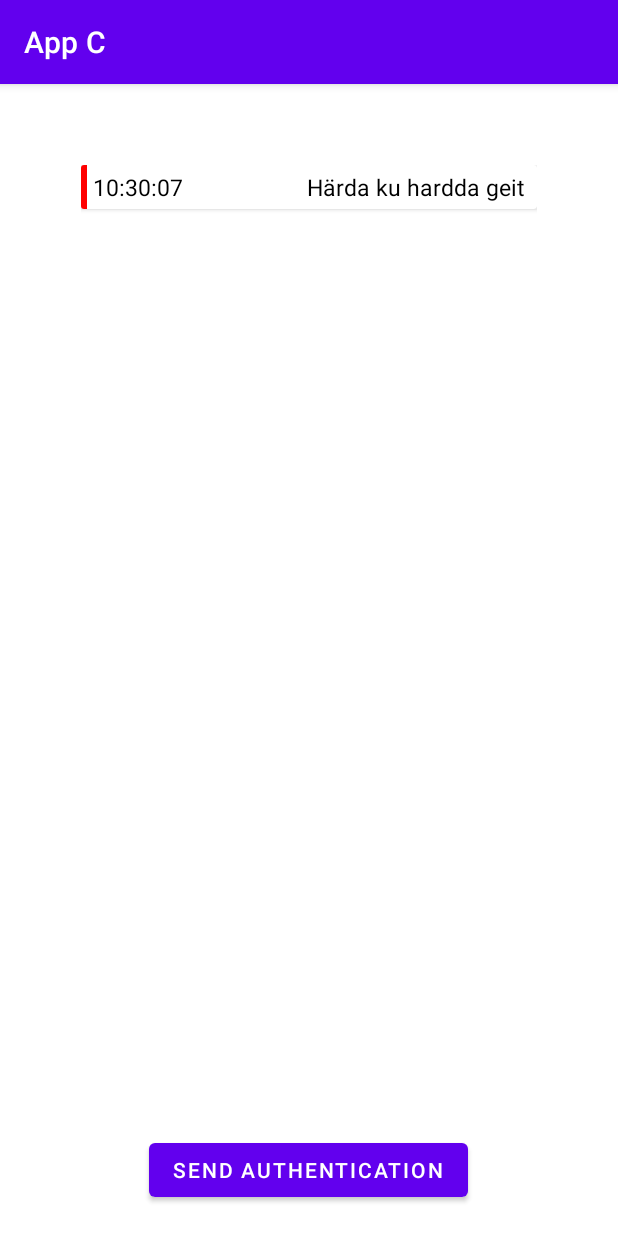
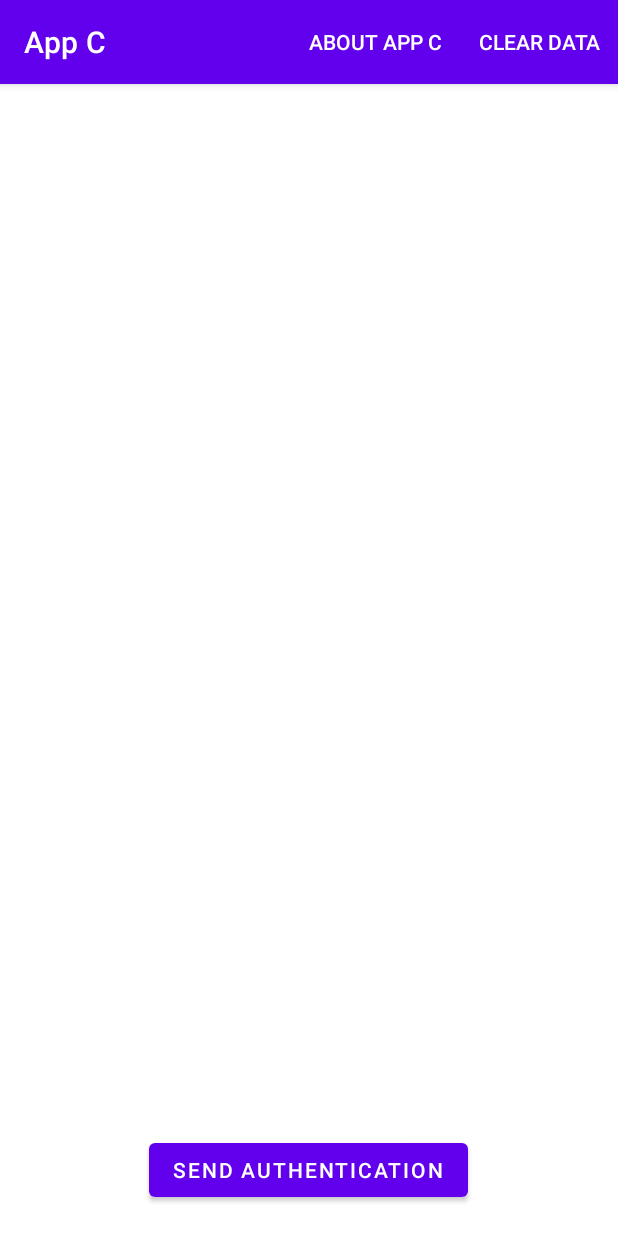
Before and after one commit to fleshcoat/dt002g_Intent_Hijacking_Group10, an Android app: the screen it shows after launch (MainActivity), after a tap on "SEND AUTHENTICATION", on a phone screen of 412 x 824 dp. Run offline under Robolectric (Android 15) with nearby library versions, the phone set to English and light mode, and no system bars.

```diff
--- a/AppC/app/build.gradle
+++ b/AppC/app/build.gradle
@@ -36,4 +36,7 @@ dependencies {
     testImplementation 'junit:junit:4.+'
     androidTestImplementation 'androidx.test.ext:junit:1.1.2'
     androidTestImplementation 'androidx.test.espresso:espresso-core:3.3.0'
+    implementation "androidx.recyclerview:recyclerview:1.1.0"
+    implementation "androidx.cardview:cardview:1.0.0"
+    implementation 'com.google.code.gson:gson:2.8.5'
 }
--- a/AppC/app/src/main/AndroidManifest.xml
+++ b/AppC/app/src/main/AndroidManifest.xml
@@ -15,6 +15,11 @@
 
                 <category android:name="android.intent.category.LAUNCHER" />
             </intent-filter>
+            <intent-filter>
+                <action android:name="se.miun.dt002g.group10.VICTIM_INTENT"/>
+                <category android:name="android.intent.category.DEFAULT"/>
+                <data android:mimeType="text/plain"/>
+            </intent-filter>
         </activity>
     </application>
 
--- a/AppC/app/src/main/java/se/miun/dt002g/group10/appc/MainActivity.java
+++ b/AppC/app/src/main/java/se/miun/dt002g/group10/appc/MainActivity.java
@@ -1,13 +1,24 @@
 package se.miun.dt002g.group10.appc;
 
+import androidx.annotation.NonNull;
+import androidx.appcompat.app.AlertDialog;
 import androidx.appcompat.app.AppCompatActivity;
 import androidx.recyclerview.widget.LinearLayoutManager;
 import androidx.recyclerview.widget.RecyclerView;
 
+import android.content.DialogInterface;
+import android.content.Intent;
+import android.content.SharedPreferences;
 import android.os.Bundle;
+import android.view.Menu;
+import android.view.MenuItem;
 import android.view.View;
 import android.widget.Button;
 
+import com.google.gson.Gson;
+import com.google.gson.reflect.TypeToken;
+
+import java.lang.reflect.Type;
 import java.text.SimpleDateFormat;
 import java.util.ArrayList;
 import java.util.Date;
@@ -15,17 +26,25 @@ import java.util.Locale;
 
 public class MainActivity extends AppCompatActivity {
 
+  private static final String SHARED_PREF_APP_C = "sharedPrefAppC";
+  private static final String LOG_LIST_KEY_APP_C = "logListKeyAppC";
+
   private RecyclerView.Adapter mAdapter;
   private ArrayList<LogItem> logItemList;
+  private String intentMsg = null;
+  private SimpleDateFormat sdf;
 
   @Override
   protected void onCreate(Bundle savedInstanceState) {
     super.onCreate(savedInstanceState);
     setContentView(R.layout.activity_main);
 
+    loadLogListItem();
+
+    // Set time format
+    sdf = new SimpleDateFormat("HH:mm:ss", Locale.getDefault());
+
     addListenerButton();
-
-    logItemList = new ArrayList<>();
 
     RecyclerView mRecyclerView = findViewById(R.id.log_recycler_view);
     mRecyclerView.setHasFixedSize(true);
@@ -36,6 +55,55 @@ public class MainActivity extends AppCompatActivity {
     mRecyclerView.setAdapter(mAdapter);
   }
 
+  @Override
+  protected void onResume() {
+    super.onResume();
+
+    // Get the current system time
+    String currentTime = sdf.format(new Date());
+
+    try {
+      intentMsg = this.getIntent().getExtras().getString(Intent.EXTRA_TEXT);
+      logItemList.add(new LogItem(currentTime, getResources().getString(R.string.received) + intentMsg));
+    } catch (NullPointerException e) {
+      // No intent received or unable to retrieve content
+    }
+  }
+
+  @Override
+  protected void onPause() {
+    super.onPause();
+    saveLogListItem();
+  }
+
+  private void saveLogListItem() {
+    SharedPreferences sharedPreferences = getSharedPreferences(SHARED_PREF_APP_C, MODE_PRIVATE);
+    SharedPreferences.Editor editor = sharedPreferences.edit();
+    Gson gson = new Gson();
+
+    // Store logListItem in json format
+    String json = gson.toJson(logItemList);
+
+    // Add json to shared preferences
+    editor.putString(LOG_LIST_KEY_APP_C, json);
+
+    editor.apply();
+  }
+
+  private void loadLogListItem() {
+    SharedPreferences sharedPreferences = getSharedPreferences(SHARED_PREF_APP_C, MODE_PRIVATE);
+    Gson gson = new Gson();
+    String json = sharedPreferences.getString(LOG_LIST_KEY_APP_C, null);
+
+    // Specify that Gson should convert json to ArrayList of LogItems
+    Type type = new TypeToken<ArrayList<LogItem>>() {}.getType();
+    logItemList = gson.fromJson(json, type);
+
+    if (logItemList == null) {
+      logItemList = new ArrayList<>();
+    }
+  }
+
   private void addListenerButton() {
     Button intentButton = findViewById(R.id.intentButton);
 
@@ -43,15 +111,75 @@ public class MainActivity extends AppCompatActivity {
       @Override
       public void onClick(View v) {
 
+        // Do nothing if no intent is received
+        if (intentMsg == null) {
+          return;
+        }
+
+        // Manipulate the intent received
+        if (intentMsg.equals("True")) {
+          intentMsg = "False";
+        } else if (intentMsg.equals("False")){
+          intentMsg = "True";
+        }
+
         // Get the current system time
-        SimpleDateFormat sdf = new SimpleDateFormat("HH:mm:ss", Locale.getDefault());
         String currentTime = sdf.format(new Date());
 
-        logItemList.add(new LogItem(currentTime, "Härda ku hardda geit"));
+        logItemList.add(new LogItem(currentTime, getResources().getString(R.string.sent) + intentMsg));
 
         // Update the view
         mAdapter.notifyDataSetChanged();
+
+        // Return the same intentMsg and close the app
+        setResult(1, new Intent().putExtra(Intent.EXTRA_TEXT, intentMsg));
+        finish();
       }
     });
   }
+
+  @Override
+  public boolean onCreateOptionsMenu(Menu menu) {
+    getMenuInflater().inflate(R.menu.menu_options, menu);
+    return true;
+
+  }
+
+  @Override
+  public boolean onOptionsItemSelected(@NonNull MenuItem item) {
+
+    switch (item.getItemId()) {
+      case R.id.action_about:
+        showAbout();
+        break;
+      case R.id.action_clear:
+        clearData();
+        break;
+    }
+    return super.onOptionsItemSelected(item);
+  }
+
+  private void showAbout() {
+
+    AlertDialog.Builder adb = new AlertDialog.Builder(MainActivity.this);
+
+    adb.setTitle(getString(R.string.about_str));
+    adb.setMessage(getString(R.string.about_information));
+    adb.setCancelable(true);
+
+    adb.setPositiveButton(android.R.string.ok, new DialogInterface.OnClickListener() {
+      @Override
+      public void onClick(DialogInterface dialog, int i) {
+        dialog.cancel();
+      }
+
+    });
+    AlertDialog aboutDialog = adb.create();
+    aboutDialog.show();
+  }
+
+  private void clearData() {
+    logItemList.clear();
+    mAdapter.notifyDataSetChanged();
+  }
 }
--- /dev/null
+++ b/AppC/app/src/main/res/menu/menu_options.xml
@@ -0,0 +1,16 @@
+<menu xmlns:android="http://schemas.android.com/apk/res/android"
+    xmlns:app="http://schemas.android.com/apk/res-auto"
+    xmlns:tools="http://schemas.android.com/tools"
+    tools:context="se.miun.dt002g.group10.appc.MainActivity">
+    <item
+        android:id="@+id/action_about"
+        android:orderInCategory="100"
+        android:title="@string/action_about"
+        app:showAsAction="ifRoom" />
+    <item
+        android:id="@+id/action_clear"
+        android:orderInCategory="100"
+        android:title="@string/action_clear"
+        app:showAsAction="ifRoom" />
+
+</menu>
--- a/AppC/app/src/main/res/values/strings.xml
+++ b/AppC/app/src/main/res/values/strings.xml
@@ -2,4 +2,10 @@
     <string name="app_name">App C</string>
     <string name="log_empty">Log is empty</string>
     <string name="authenticate_button">Send authentication</string>
+    <string name="about_str">About</string>
+    <string name="about_information">"This project was created for the course DT002G at MIUN spring 2021\n\nCreated by:\nAndreas Moe(anmo1602)\nFredrik Helgesson(frhe0300)\nHenrik Henriksson (hehe0601)\n"</string>
+    <string name="received">Received:\u0020</string>
+    <string name="sent">Sent:\u0020</string>
+    <string name="action_about" type="id">About App C</string>
+    <string name="action_clear" type="id">Clear Data</string>
 </resources>
```
